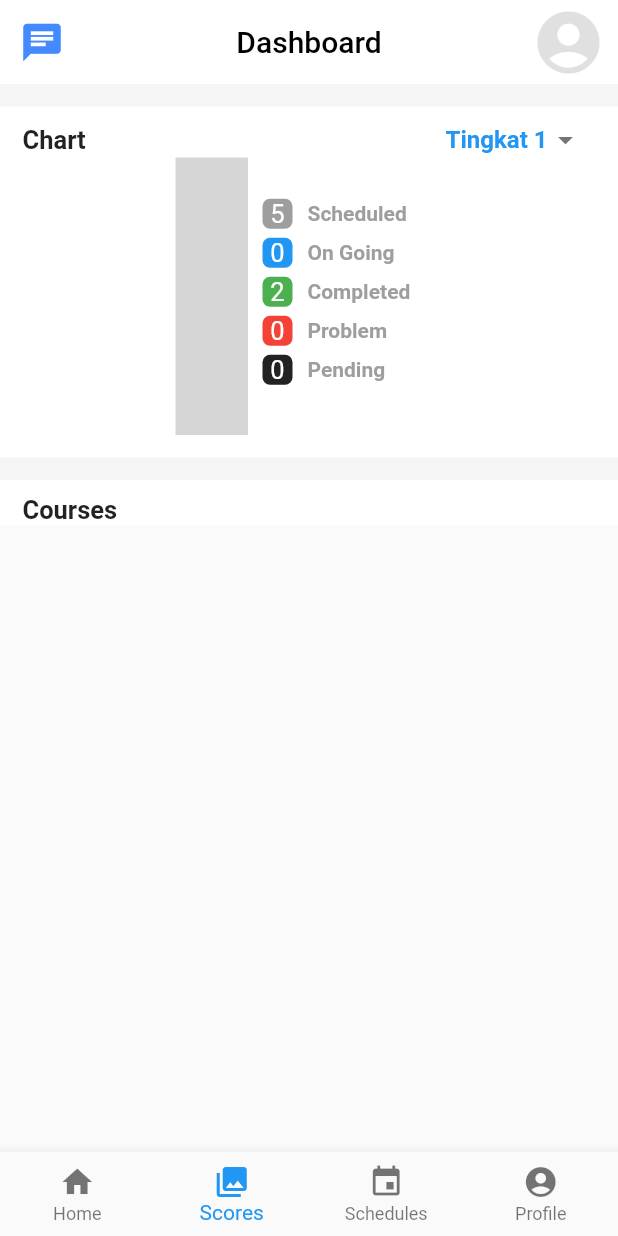
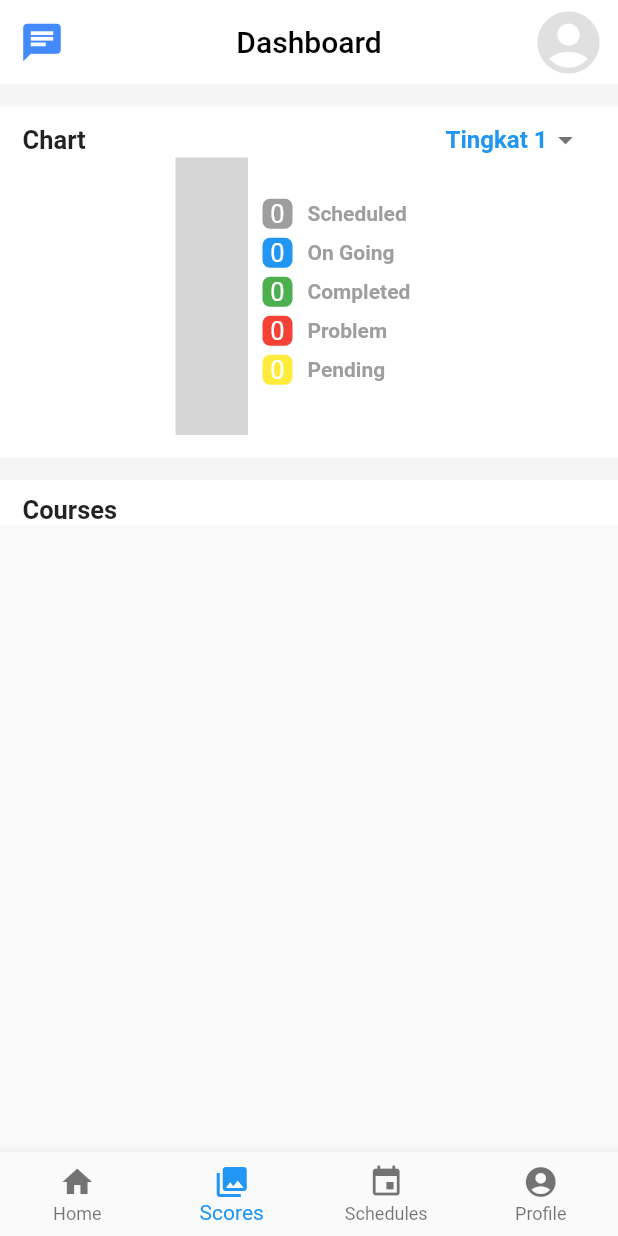
Before and after one commit to yusufhacktiv8/ceu_student_mobile, a Flutter app: the DashboardPage screen opened directly, on a phone screen of 412 x 824 dp. Run offline on Flutter 3.47's test engine with Material 2 defaults, Android fonts, the phone set to English and light mode, and no system bars; our stand-ins replace shared_preferences; missing offline and left inert: badge, flutter_circular_chart; accounts and stored records are empty; network calls fail; statements that could not run were skipped; grey boxes are pictures that could not be loaded.

Commit message:
Course chart completion

```diff
--- a/lib/dashboard/course_chart.dart
+++ b/lib/dashboard/course_chart.dart
@@ -1,6 +1,6 @@
 import 'package:flutter/material.dart';
 import 'package:flutter_circular_chart/flutter_circular_chart.dart';
-import './course_summary_chart_legend.dart';
+import './course_chart_legend.dart';
 import '../models/course.dart';
 
 //class  CourseChart extends StatefulWidget {
@@ -24,16 +24,23 @@ class CourseChart extends StatelessWidget {
 
   @override
   Widget build(BuildContext context) {
+
+    var onGoingCount = courses.where((course) => course.status == 1).length.toDouble();
+    var completedCount = courses.where((course) => course.status == 2).length.toDouble();
+    var scheduledCount = courses.where((course) => course.status == 0).length.toDouble();
+    var problemCount = courses.where((course) => course.status == 3).length.toDouble();
+    var pendingCount = courses.where((course) => course.status == 4).length.toDouble();
+
     List<CircularStackEntry> data = <CircularStackEntry>[
       new CircularStackEntry(
         <CircularSegmentEntry>[
-          new CircularSegmentEntry(500.0, Colors.grey, rankKey: 'Q1'),
-          new CircularSegmentEntry(1000.0, Colors.lightGreen, rankKey: 'Q2'),
-          new CircularSegmentEntry(1000.0, Colors.blue, rankKey: 'Q3'),
-          new CircularSegmentEntry(1000.0, Colors.yellow, rankKey: 'Q4'),
-          new CircularSegmentEntry(1000.0, Colors.red, rankKey: 'Q5'),
+          new CircularSegmentEntry(scheduledCount.toDouble(), Colors.grey, rankKey: 'Q1'),
+          new CircularSegmentEntry(completedCount.toDouble(), Colors.lightGreen, rankKey: 'Q2'),
+          new CircularSegmentEntry(onGoingCount.toDouble(), Colors.blue, rankKey: 'Q3'),
+          new CircularSegmentEntry(pendingCount.toDouble(), Colors.yellow, rankKey: 'Q4'),
+          new CircularSegmentEntry(problemCount.toDouble(), Colors.red, rankKey: 'Q5'),
         ],
-        rankKey: 'Quarterly Profits',
+//        rankKey: 'Quarterly Profits',
       ),
     ];
     return Container(
@@ -56,7 +63,7 @@ class CourseChart extends StatelessWidget {
             duration: Duration(seconds: 1),
           ),
           Padding(padding: EdgeInsets.all(5),),
-          CourseSummaryChartLegend(),
+          CourseChartLegend(courses: courses,),
         ],
       ),
     );
--- /dev/null
+++ b/lib/dashboard/course_chart_legend.dart
@@ -0,0 +1,42 @@
+import 'package:ceu_student/models/course.dart';
+import 'package:flutter/material.dart';
+import '../components/chart_legend.dart';
+
+class CourseChartLegend extends StatelessWidget {
+
+  final List<Course> courses;
+
+  CourseChartLegend({Key key,
+    @required this.courses,
+  }) : super(key: key);
+
+  @override
+  Widget build(BuildContext context) {
+
+    var onGoingCount = courses.where((course) => course.status == 1).length;
+    var completedCount = courses.where((course) => course.status == 2).length;
+    var scheduledCount = courses.where((course) => course.status == 0).length;
+    var problemCount = courses.where((course) => course.status == 3).length;
+    var pendingCount = courses.where((course) => course.status == 4).length;
+
+    return Container(
+        height: 200.0,
+        width: 120.0,
+        child: Column(
+          mainAxisAlignment: MainAxisAlignment.center,
+          crossAxisAlignment: CrossAxisAlignment.start,
+          children: <Widget>[
+            ChartLegend(count: scheduledCount, description: "Scheduled", color: Colors.grey,),
+            Padding(padding: EdgeInsets.all(3),),
+            ChartLegend(count: onGoingCount, description: "On Going", color: Colors.blue,),
+            Padding(padding: EdgeInsets.all(3),),
+            ChartLegend(count: completedCount, description: "Completed", color: Colors.green,),
+            Padding(padding: EdgeInsets.all(3),),
+            ChartLegend(count: problemCount, description: "Problem", color: Colors.red,),
+            Padding(padding: EdgeInsets.all(3),),
+            ChartLegend(count: pendingCount, description: "Pending", color: Colors.yellow,),
+            Padding(padding: EdgeInsets.all(3),),
+          ],
+        ));
+  }
+}
--- a/lib/dashboard/course_summary_chart_legend.dart
+++ /dev/null
@@ -1,28 +0,0 @@
-import 'package:flutter/material.dart';
-import 'package:badge/badge.dart';
-import '../components/chart_legend.dart';
-
-class CourseSummaryChartLegend extends StatelessWidget {
-  @override
-  Widget build(BuildContext context) {
-    return Container(
-        height: 200.0,
-        width: 120.0,
-        child: Column(
-          mainAxisAlignment: MainAxisAlignment.center,
-          crossAxisAlignment: CrossAxisAlignment.start,
-          children: <Widget>[
-            ChartLegend(count: 5, description: "Scheduled", color: Colors.grey,),
-            Padding(padding: EdgeInsets.all(3),),
-            ChartLegend(count: 0, description: "On Going", color: Colors.blue,),
-            Padding(padding: EdgeInsets.all(3),),
-            ChartLegend(count: 2, description: "Completed", color: Colors.green,),
-            Padding(padding: EdgeInsets.all(3),),
-            ChartLegend(count: 0, description: "Problem", color: Colors.red,),
-            Padding(padding: EdgeInsets.all(3),),
-            ChartLegend(count: 0, description: "Pending", color: Colors.black87,),
-            Padding(padding: EdgeInsets.all(3),),
-          ],
-        ));
-  }
-}
```
Also changed, not shown: lib/dashboard/course_summary_chart.dart (deleted, +0 -48 lines).
